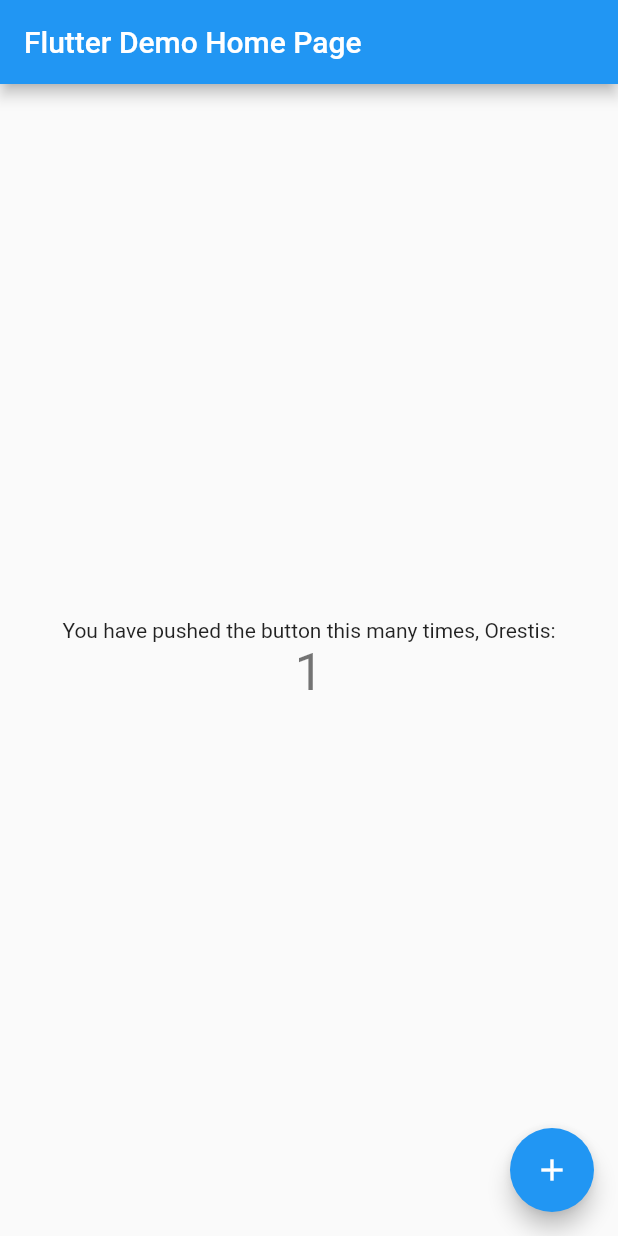
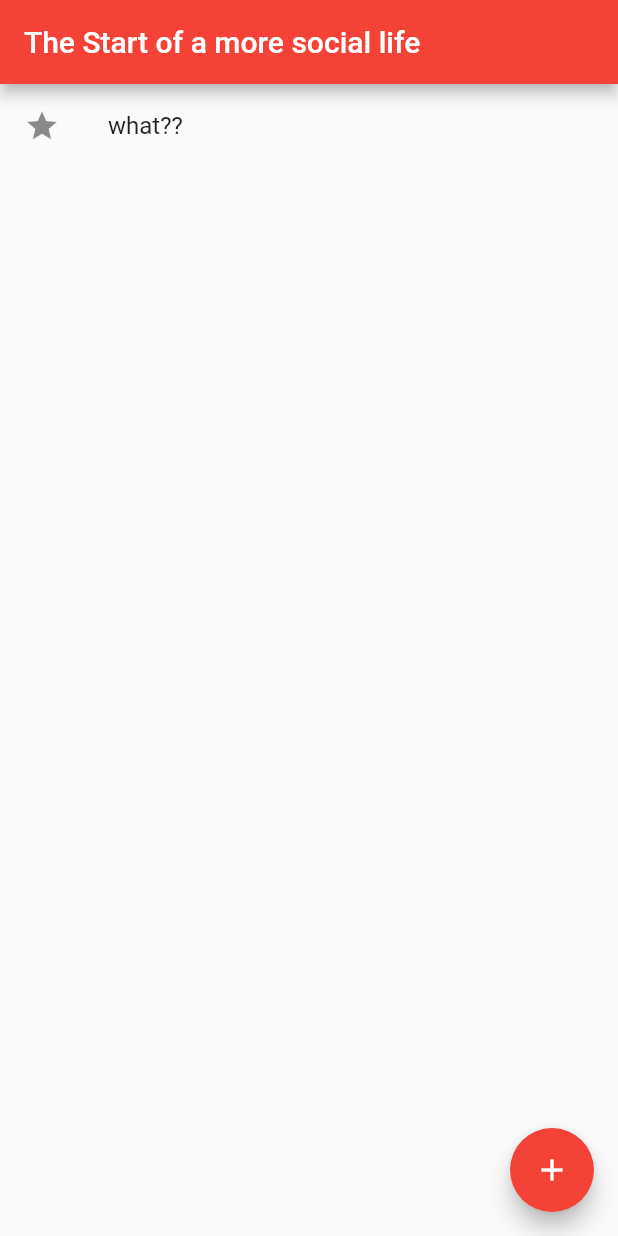
Before and after one commit to ProjectSociable/ProjectSociable, a Flutter app: the screen it shows after launch, after a tap on the "add" icon, on a phone screen of 412 x 824 dp. Run offline on Flutter 3.47's test engine with Material 2 defaults, Android fonts, the phone set to English and light mode, and no system bars.

Commit message:
Some minor UI Changes
Navigation, buttons etc

```diff
--- a/SandboxTesting/thursday_test/lib/main.dart
+++ b/SandboxTesting/thursday_test/lib/main.dart
@@ -7,35 +7,17 @@ class MyApp extends StatelessWidget {
   @override
   Widget build(BuildContext context) {
     return MaterialApp(
-      title: 'Flutter Demo',
+      title: 'SocializeIt',
       theme: ThemeData(
-        // This is the theme of your application.
-        //
-        // Try running your application with "flutter run". You'll see the
-        // application has a blue toolbar. Then, without quitting the app, try
-        // changing the primarySwatch below to Colors.green and then invoke
-        // "hot reload" (press "r" in the console where you ran "flutter run",
-        // or simply save your changes to "hot reload" in a Flutter IDE).
-        // Notice that the counter didn't reset back to zero; the application
-        // is not restarted.
-        primarySwatch: Colors.blue,
+        primarySwatch: Colors.red,
       ),
-      home: MyHomePage(title: 'Flutter Demo Home Page'),
+      home: MyHomePage(title: 'The Start of a more social life  '),
     );
   }
 }
 
 class MyHomePage extends StatefulWidget {
   MyHomePage({Key key, this.title}) : super(key: key);
-
-  // This widget is the home page of your application. It is stateful, meaning
-  // that it has a State object (defined below) that contains fields that affect
-  // how it looks.
-
-  // This class is the configuration for the state. It holds the values (in this
-  // case the title) provided by the parent (in this case the App widget) and
-  // used by the build method of the State. Fields in a Widget subclass are
-  // always marked "final".
 
   final String title;
 
@@ -48,58 +30,28 @@ class _MyHomePageState extends State<MyHomePage> {
 
   void _incrementCounter() {
     setState(() {
-      // This call to setState tells the Flutter framework that something has
-      // changed in this State, which causes it to rerun the build method below
-      // so that the display can reflect the updated values. If we changed
-      // _counter without calling setState(), then the build method would not be
-      // called again, and so nothing would appear to happen.
       _counter++;
     });
   }
 
   @override
   Widget build(BuildContext context) {
-    // This method is rerun every time setState is called, for instance as done
-    // by the _incrementCounter method above.
-    //
-    // The Flutter framework has been optimized to make rerunning build methods
-    // fast, so that you can just rebuild anything that needs updating rather
-    // than having to individually change instances of widgets.
     return Scaffold(
       appBar: AppBar(
-        // Here we take the value from the MyHomePage object that was created by
-        // the App.build method, and use it to set our appbar title.
         title: Text(widget.title),
       ),
-      body: Center(
-        // Center is a layout widget. It takes a single child and positions it
-        // in the middle of the parent.
-        child: Column(
-          // Column is also a layout widget. It takes a list of children and
-          // arranges them vertically. By default, it sizes itself to fit its
-          // children horizontally, and tries to be as tall as its parent.
-          //
-          // Invoke "debug painting" (press "p" in the console, choose the
-          // "Toggle Debug Paint" action from the Flutter Inspector in Android
-          // Studio, or the "Toggle Debug Paint" command in Visual Studio Code)
-          // to see the wireframe for each widget.
-          //
-          // Column has various properties to control how it sizes itself and
-          // how it positions its children. Here we use mainAxisAlignment to
-          // center the children vertically; the main axis here is the vertical
-          // axis because Columns are vertical (the cross axis would be
-          // horizontal).
-          mainAxisAlignment: MainAxisAlignment.center,
-          children: <Widget>[
-            Text(
-              'You have pushed the button this many times, Orestis:',
-            ),
-            Text(
-              '$_counter',
-              style: Theme.of(context).textTheme.display1,
-            ),
-          ],
-        ),
+      body: new ListView.builder(
+        itemCount: _counter,
+        itemBuilder: (context, index) {
+          return ListTile(
+            leading: const Icon(Icons.star),
+            title: Text('what??'),
+            onTap: () {
+              Navigator.push(context,
+                  MaterialPageRoute(builder: (context) => AnotherPage()));
+            },
+          );
+        },
       ),
       floatingActionButton: FloatingActionButton(
         onPressed: _incrementCounter,
@@ -109,3 +61,22 @@ class _MyHomePageState extends State<MyHomePage> {
     );
   }
 }
+
+class AnotherPage extends StatelessWidget {
+  @override
+  Widget build(BuildContext context) {
+    return Scaffold(
+      appBar: AppBar(
+        title: Text('The second most important view'),
+      ),
+      body: Center(
+        child: RaisedButton(
+          onPressed: () {
+            Navigator.pop(context);
+          },
+          child: Text('Go back!!'),
+        ),
+      ),
+    );
+  }
+}
```
Also changed, not shown: 1 other file.
